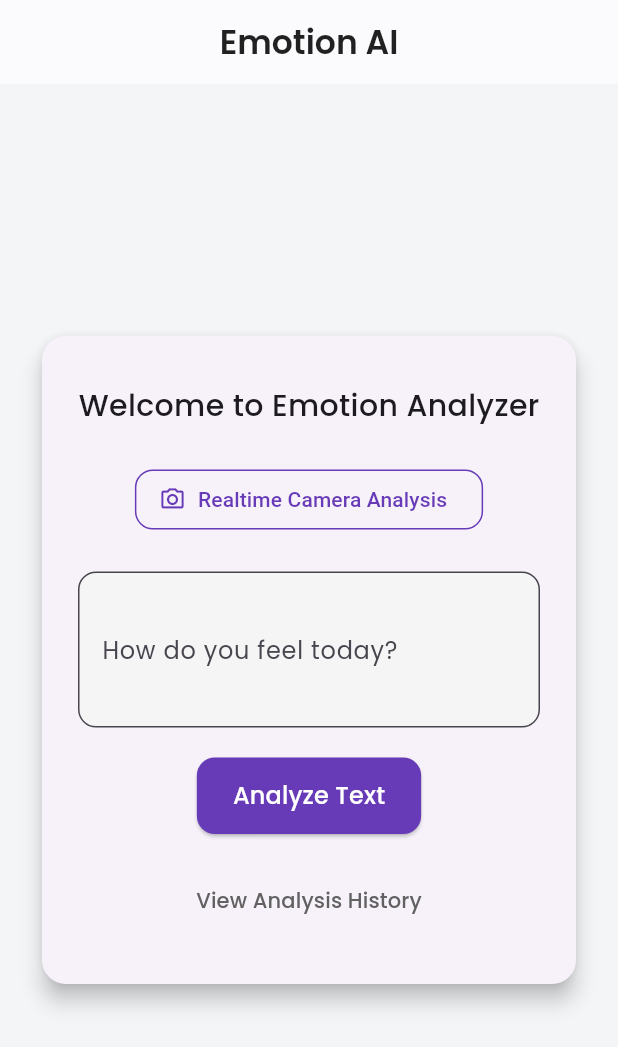
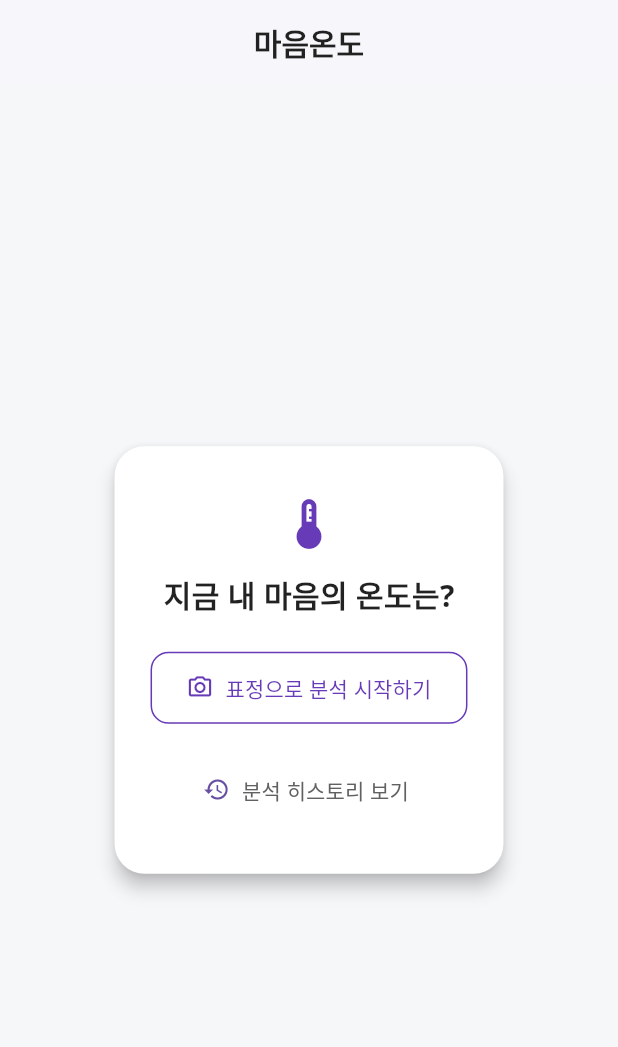
Before and after one commit to sjwoo1999/capstonedesign, a Flutter app: the screen it shows after launch, on a phone screen of 412 x 824 dp. Shown: the top 1047 px of the screen. Run offline on Flutter 3.47's test engine with Material 3 defaults, Android fonts, the light colour scheme and no system bars; our stand-ins replace camera, fl_chart, flutter_dotenv, google_fonts.

```diff
--- a/capstonedesign_flutter/lib/main.dart
+++ b/capstonedesign_flutter/lib/main.dart
@@ -31,9 +31,21 @@ class MyApp extends StatelessWidget {
   Widget build(BuildContext context) {
     return MaterialApp(
       debugShowCheckedModeBanner: false,
-      title: 'CapstoneDesign',
-      theme: ThemeData(primarySwatch: Colors.blue),
-      home: HomeScreen(),
+      title: '마음온도',
+      theme: ThemeData(
+        primarySwatch: Colors.deepPurple,
+        scaffoldBackgroundColor: const Color(0xFFF6F7F9),
+        textTheme: Theme.of(context).textTheme.apply(
+              fontFamily: 'NotoSansKR',
+            ),
+        fontFamily: 'NotoSansKR',
+        appBarTheme: const AppBarTheme(
+          backgroundColor: Colors.white,
+          foregroundColor: Colors.black87,
+          elevation: 1,
+        ),
+      ),
+      home: const HomeScreen(),
     );
   }
 }
--- a/capstonedesign_flutter/lib/screens/home_screen.dart
+++ b/capstonedesign_flutter/lib/screens/home_screen.dart
@@ -1,57 +1,71 @@
-// 📂 lib/screens/home_screen.dart
 import 'package:flutter/material.dart';
 import 'package:google_fonts/google_fonts.dart';
 import 'package:provider/provider.dart';
 import 'realtime_camera_screen.dart';
-import 'result_screen.dart';
 import 'history_screen.dart';
 import '../providers/emotion_provider.dart';
 
 class HomeScreen extends StatelessWidget {
-  final TextEditingController _textController = TextEditingController();
-
-  HomeScreen({super.key});
+  const HomeScreen({super.key});
 
   @override
   Widget build(BuildContext context) {
+    final theme = Theme.of(context);
+    final textTheme = theme.textTheme;
+
     return Scaffold(
-      backgroundColor: const Color(0xFFF4F5F7),
       appBar: AppBar(
-        title: Text('Emotion AI',
-            style: GoogleFonts.poppins(fontWeight: FontWeight.w600)),
+        title: Text(
+          '마음온도',
+          style: GoogleFonts.notoSans(
+            fontWeight: FontWeight.w600,
+            fontSize: 20,
+          ),
+        ),
         centerTitle: true,
-        backgroundColor: Colors.white,
-        foregroundColor: Colors.black87,
-        elevation: 0.5,
       ),
       body: Padding(
         padding: const EdgeInsets.all(24.0),
         child: Center(
           child: SingleChildScrollView(
             child: Card(
-              elevation: 6,
+              elevation: 5,
               shape: RoundedRectangleBorder(
-                  borderRadius: BorderRadius.circular(16)),
+                borderRadius: BorderRadius.circular(20),
+              ),
+              color: Colors.white,
               child: Padding(
                 padding:
                     const EdgeInsets.symmetric(horizontal: 24, vertical: 32),
                 child: Column(
                   mainAxisSize: MainAxisSize.min,
                   children: [
+                    Icon(Icons.thermostat, color: Colors.deepPurple, size: 40),
+                    const SizedBox(height: 12),
                     Text(
-                      "Welcome to Emotion Analyzer",
-                      style: GoogleFonts.poppins(
-                          fontSize: 20, fontWeight: FontWeight.w500),
+                      "지금 내 마음의 온도는?",
+                      style: GoogleFonts.notoSans(
+                        fontSize: 20,
+                        fontWeight: FontWeight.bold,
+                        color: Colors.black87,
+                      ),
                     ),
                     const SizedBox(height: 24),
                     OutlinedButton.icon(
                       icon: const Icon(Icons.camera_alt_outlined),
-                      label: const Text("Realtime Camera Analysis"),
+                      label: Text(
+                        "표정으로 분석 시작하기",
+                        style:
+                            GoogleFonts.notoSans(fontWeight: FontWeight.w500),
+                      ),
                       style: OutlinedButton.styleFrom(
                         foregroundColor: Colors.deepPurple,
                         side: const BorderSide(color: Colors.deepPurple),
+                        padding: const EdgeInsets.symmetric(
+                            horizontal: 24, vertical: 14),
                         shape: RoundedRectangleBorder(
-                            borderRadius: BorderRadius.circular(12)),
+                          borderRadius: BorderRadius.circular(12),
+                        ),
                       ),
                       onPressed: () {
                         Navigator.push(
@@ -61,70 +75,21 @@ class HomeScreen extends StatelessWidget {
                         );
                       },
                     ),
-                    const SizedBox(height: 24),
-                    TextField(
-                      controller: _textController,
-                      maxLines: 3,
-                      decoration: InputDecoration(
-                        labelText: 'How do you feel today?',
-                        labelStyle: GoogleFonts.poppins(),
-                        border: OutlineInputBorder(
-                            borderRadius: BorderRadius.circular(12)),
-                        filled: true,
-                        fillColor: Colors.grey.shade100,
-                      ),
-                    ),
                     const SizedBox(height: 20),
-                    Consumer<EmotionProvider>(
-                      builder: (context, provider, child) {
-                        return provider.isAnalyzingText
-                            ? Column(
-                                children: [
-                                  const CircularProgressIndicator(),
-                                  const SizedBox(height: 10),
-                                  Text('Analyzing...',
-                                      style: GoogleFonts.poppins()),
-                                ],
-                              )
-                            : ElevatedButton(
-                                onPressed: () async {
-                                  if (_textController.text.isNotEmpty) {
-                                    await provider.analyze(
-                                        text: _textController.text);
-                                    if (context.mounted) {
-                                      Navigator.push(
-                                        context,
-                                        MaterialPageRoute(
-                                            builder: (_) =>
-                                                const ResultScreen()),
-                                      );
-                                    }
-                                  }
-                                },
-                                style: ElevatedButton.styleFrom(
-                                  backgroundColor: Colors.deepPurple,
-                                  foregroundColor: Colors.white,
-                                  shape: RoundedRectangleBorder(
-                                      borderRadius: BorderRadius.circular(12)),
-                                  padding: const EdgeInsets.symmetric(
-                                      horizontal: 24, vertical: 14),
-                                ),
-                                child: Text("Analyze Text",
-                                    style: GoogleFonts.poppins(fontSize: 16)),
-                              );
-                      },
-                    ),
-                    const SizedBox(height: 20),
-                    TextButton(
+                    TextButton.icon(
                       onPressed: () {
                         Navigator.push(
                           context,
                           MaterialPageRoute(builder: (_) => HistoryScreen()),
                         );
                       },
-                      child: Text(
-                        'View Analysis History',
-                        style: GoogleFonts.poppins(color: Colors.grey.shade700),
+                      icon: const Icon(Icons.history, size: 18),
+                      label: Text(
+                        '분석 히스토리 보기',
+                        style: GoogleFonts.notoSans(
+                          color: Colors.grey.shade700,
+                          fontSize: 14,
+                        ),
                       ),
                     ),
                   ],
--- a/capstonedesign_flutter/lib/screens/realtime_camera_screen.dart
+++ b/capstonedesign_flutter/lib/screens/realtime_camera_screen.dart
@@ -134,14 +134,14 @@ class _RealtimeCameraScreenState extends State<RealtimeCameraScreen> {
     return Scaffold(
       backgroundColor: const Color(0xFFF5F6FA),
       appBar: AppBar(
-        title: Text("Realtime Emotion",
+        title: Text("실시간 감정 분석",
             style: GoogleFonts.poppins(fontWeight: FontWeight.w600)),
         centerTitle: true,
         backgroundColor: Colors.white,
         foregroundColor: Colors.black87,
         elevation: 0.5,
         leading: IconButton(
-          icon: const Icon(Icons.arrow_back_ios),
+          icon: const Icon(Icons.arrow_back_ios_new),
           onPressed: () => Navigator.pop(context),
         ),
       ),
@@ -165,10 +165,22 @@ class _RealtimeCameraScreenState extends State<RealtimeCameraScreen> {
                       mainAxisAlignment: MainAxisAlignment.spaceBetween,
                       children: [
                         Expanded(
-                            child: EmotionChart(
-                                probabilities: result?.probabilities ?? {})),
-                        const SizedBox(height: 16),
+                          child: EmotionChart(
+                              probabilities: result?.probabilities ?? {}),
+                        ),
+                        const SizedBox(height: 12),
                         _buildResultMessage(result, errorMessage),
+                        const SizedBox(height: 12),
+
+                        // ✅ 새로 추가된 UX 메시지
+                        Text(
+                          '🙌 영상은 저장되지 않아요.\n표정 데이터만 분석돼요.',
+                          textAlign: TextAlign.center,
+                          style: GoogleFonts.poppins(
+                            color: Colors.grey.shade600,
+                            fontSize: 13,
+                          ),
+                        ),
                       ],
                     ),
                   ),
```
